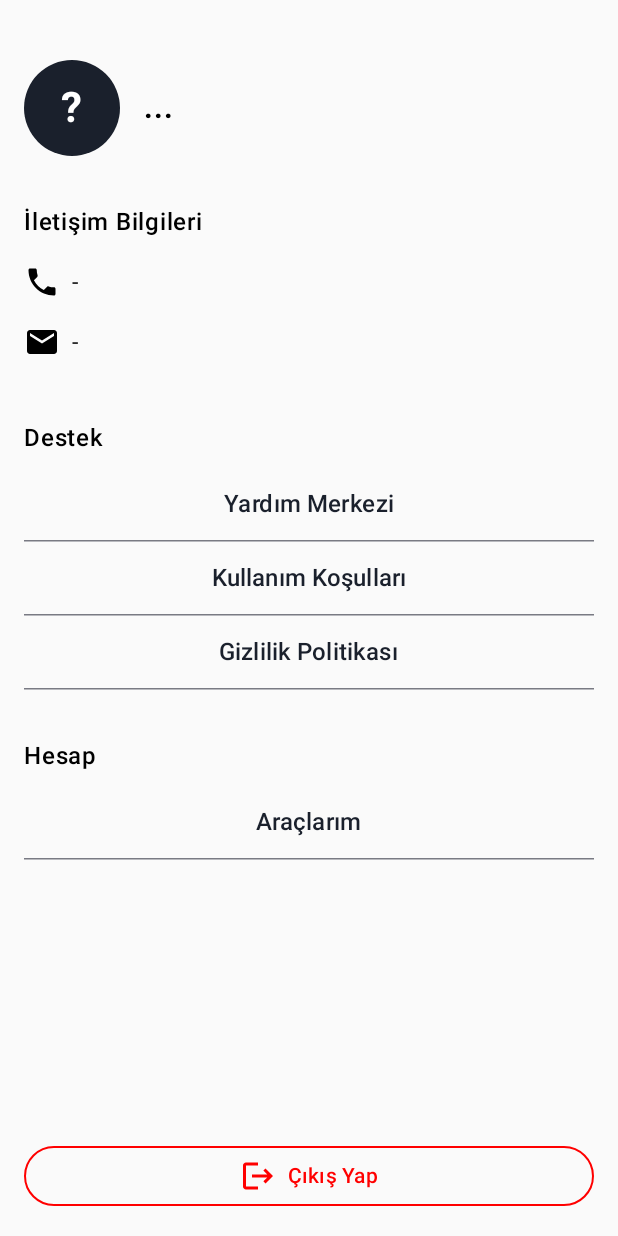
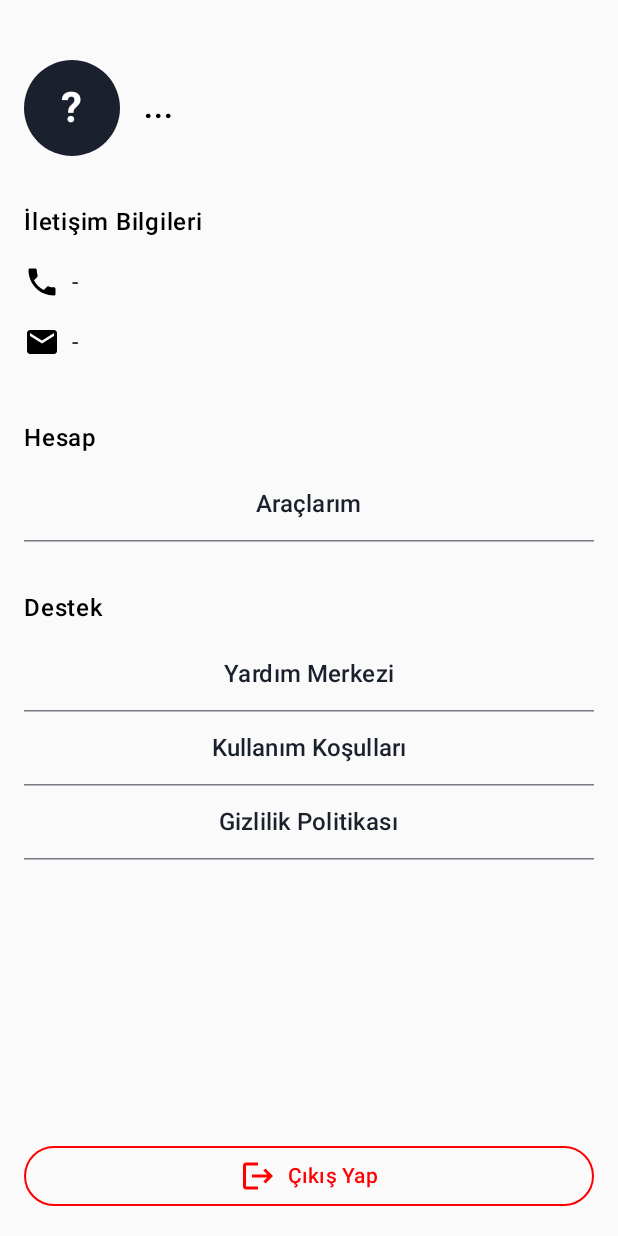
Before and after one commit to arjinkvlc/ETransportApp, an Android app built with Jetpack Compose: the ProfileScreen screen opened through its navigation route, on a phone screen of 412 x 824 dp. Run offline under Robolectric (Android 15) with nearby library versions, the phone set to English and light mode, and no system bars.

Commit message:
little fix

```diff
--- a/app/src/main/java/com/example/etransportapp/presentation/ui/home/profile/ProfileScreen.kt
+++ b/app/src/main/java/com/example/etransportapp/presentation/ui/home/profile/ProfileScreen.kt
@@ -62,7 +62,6 @@ fun ProfileScreen(
         Column {
             Spacer(Modifier.height(24.dp))
 
-            // 🔹 Kullanıcı Üst Bilgi
             Row(verticalAlignment = Alignment.CenterVertically) {
                 Surface(
                     shape = CircleShape,
@@ -90,20 +89,12 @@ fun ProfileScreen(
 
             Spacer(Modifier.height(32.dp))
 
-            // 🔹 İletişim Bilgileri
             Text("İletişim Bilgileri", fontWeight = FontWeight.SemiBold)
             Spacer(Modifier.height(8.dp))
             ProfileInfoRow(icon = R.drawable.baseline_phone_24, text = profile?.phoneNumber ?: "-")
             ProfileInfoRow(icon = R.drawable.baseline_email_24, text = profile?.email ?: "-")
 
-            Spacer(Modifier.height(32.dp))
 
-            // 🔹 Destek Menüsü
-            Text("Destek", fontWeight = FontWeight.SemiBold)
-            Spacer(Modifier.height(8.dp))
-            ProfileMenuItem(text = "Yardım Merkezi", onClick = { })
-            ProfileMenuItem(text = "Kullanım Koşulları", onClick = { })
-            ProfileMenuItem(text = "Gizlilik Politikası", onClick = { })
 
             Spacer(Modifier.height(32.dp))
 
@@ -113,6 +104,14 @@ fun ProfileScreen(
             ProfileMenuItem(text = "Araçlarım") {
                 navController.navigate(NavRoutes.MY_VEHICLES)
             }
+
+            Spacer(Modifier.height(32.dp))
+
+            Text("Destek", fontWeight = FontWeight.SemiBold)
+            Spacer(Modifier.height(8.dp))
+            ProfileMenuItem(text = "Yardım Merkezi", onClick = { })
+            ProfileMenuItem(text = "Kullanım Koşulları", onClick = { })
+            ProfileMenuItem(text = "Gizlilik Politikası", onClick = { })
         }
 
         // 🔹 Çıkış Yap
```
